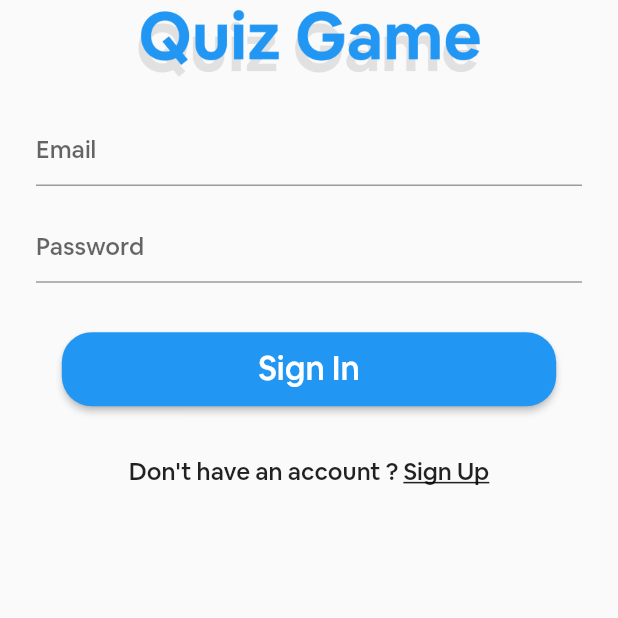
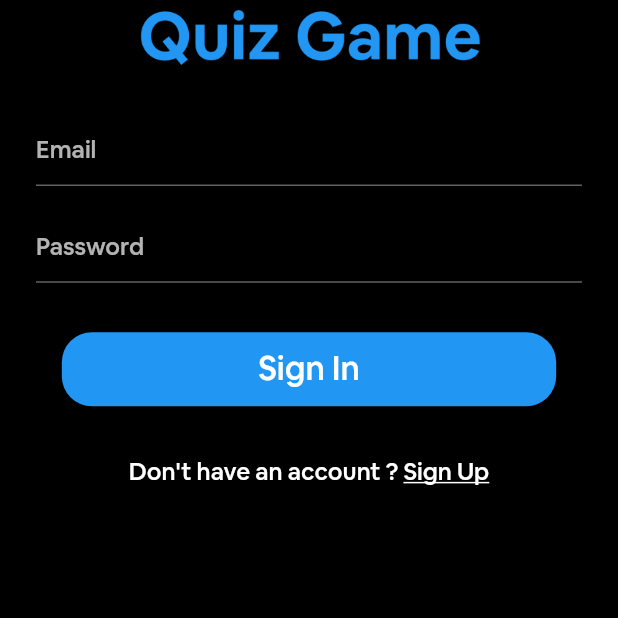
Before and after one commit to razifertani/Quizzed, a Flutter app: the screen it shows after launch, on a phone screen of 412 x 824 dp, the top half of it. Run offline on Flutter 3.47's test engine with Material 2 defaults, Android fonts, the phone set to English and light mode, and no system bars; our stand-ins replace adaptive_theme, cloud_firestore, convex_bottom_bar, data_connection_checker, firebase_auth, firebase_storage and 6 more; accounts and stored records are empty.

Commit message:
Application 1.7

```diff
--- a/lib/main.dart
+++ b/lib/main.dart
@@ -1,3 +1,4 @@
+import 'package:adaptive_theme/adaptive_theme.dart';
 import 'package:flutter/material.dart';
 import 'package:QuizzedGame/views/landing.dart';
 import 'package:QuizzedGame/locator.dart';
@@ -14,12 +15,78 @@ class MyApp extends StatelessWidget {
 
   @override
   Widget build(BuildContext context) {
-    return MaterialApp(
+    return AdaptiveTheme(
+      light: ThemeData(
+        fontFamily: 'Airbnb',
+        scaffoldBackgroundColor: Colors.white,
+        brightness: Brightness.light,
+        primarySwatch: Colors.blue,
+        primaryColor: Colors.blue,
+        accentColor: Colors.blue,
+        indicatorColor: Colors.blue,
+        backgroundColor: Colors.white,
+        textTheme: TextTheme(
+          // leaderboards
+          headline1: TextStyle(
+            color: Colors.black,
+            fontSize: 14,
+            fontWeight: FontWeight.bold,
+          ),
+          headline2: TextStyle(
+            color: Colors.white,
+          ),
+          // profile
+          bodyText1: TextStyle(
+            fontSize: 16,
+            fontWeight: FontWeight.bold,
+            color: Colors.black87,
+          ),
+          // playQuiz
+          bodyText2: TextStyle(
+            fontSize: 18,
+            color: Colors.black87,
+          ),
+        ),
+      ),
+      dark: ThemeData(
+        fontFamily: 'Airbnb',
+        scaffoldBackgroundColor: Colors.black,
+        brightness: Brightness.dark,
+        primarySwatch: Colors.blue,
+        primaryColor: Colors.blue,
+        accentColor: Colors.blue,
+        hintColor: Colors.white70,
+        indicatorColor: Colors.white,
+        backgroundColor: Colors.black,
+        textTheme: TextTheme(
+          // leaderboards
+          headline1: TextStyle(
+            color: Colors.black,
+            fontSize: 14,
+            fontWeight: FontWeight.bold,
+          ),
+          headline2: TextStyle(
+            color: Colors.grey[300],
+          ),
+          //  profile
+          bodyText1: TextStyle(
+            fontSize: 16,
+            fontWeight: FontWeight.bold,
+            color: Colors.white70,
+          ),
+          // playQuiz
+          bodyText2: TextStyle(
+            fontSize: 18,
+            color: Colors.white,
+          ),
+        ),
+      ),
+      initial: AdaptiveThemeMode.dark,
+      builder: (theme, darkTheme) => MaterialApp(
         debugShowCheckedModeBanner: false,
         title: 'Quiz Game',
-      theme: ThemeData(
-        fontFamily: 'Airbnb',
-      ),
+        theme: theme,
+        darkTheme: darkTheme,
         supportedLocales: [
           Locale('fr', 'FR'),
           Locale('en', 'US'),
@@ -40,6 +107,7 @@ class MyApp extends StatelessWidget {
           return supportedLocales.first;
         },
         home: Landing(),
+      ),
     );
   }
 }
--- a/lib/widgets/widgets.dart
+++ b/lib/widgets/widgets.dart
@@ -87,7 +87,7 @@ class _OptionTileState extends State<OptionTile> {
                   ? widget.description == widget.correctAnswer
                       ? Colors.green
                       : Colors.red
-                  : Colors.black54,
+                  : Theme.of(context).textTheme.bodyText2.color,
             ),
           ),
         ],
--- a/pubspec.yaml
+++ b/pubspec.yaml
@@ -25,6 +25,7 @@ dependencies:
   image_picker: ^0.6.0+17
   firebase_storage: ^3.0.3
   string_validator: ^0.1.4
+  adaptive_theme: ^1.0.0
 
   cupertino_icons: ^0.1.3
 
```
Also changed, not shown: lib/views/leaderboards.dart (+17 -39 lines), lib/views/playQuiz.dart (+9 -12 lines), lib/views/profile.dart (+18 -51 lines), lib/views/results.dart (+10 -6 lines), lib/views/settings.dart (+7 -1 lines), pubspec.lock. Lines whose indentation alone changed are shown as unchanged.
